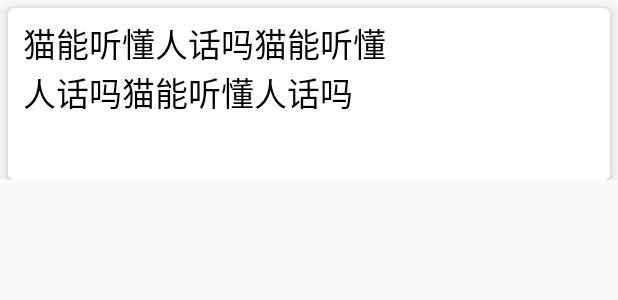
After one commit to GtLeaf/ZhiHuDaily, an Android app: the layout news_list_tem.xml on its own in the app's theme, with its tools: preview values and no code run, on a phone screen of 412 x 824 dp. The commit adds this screen. Shown: the top 300 px of the screen. Run offline under Robolectric (Android 15) with nearby library versions, the phone set to English and light mode, and no system bars.

Commit message:
首页recyclerview

```diff
--- a/app/build.gradle
+++ b/app/build.gradle
@@ -32,6 +32,7 @@ dependencies {
     implementation fileTree(include: ['*.jar'], dir: 'libs')
     implementation "org.jetbrains.kotlin:kotlin-stdlib-jre7:$kotlin_version"
     implementation 'com.android.support:appcompat-v7:27.1.1'
+    implementation 'com.android.support:cardview-v7:27.1.1'
     implementation 'com.android.support:design:27.1.1'
     implementation 'com.android.support.constraint:constraint-layout:1.1.3'
     testImplementation 'junit:junit:4.12'
--- /dev/null
+++ b/app/src/main/res/layout/news_list_tem.xml
@@ -0,0 +1,40 @@
+<?xml version="1.0" encoding="utf-8"?>
+<LinearLayout
+    xmlns:android="http://schemas.android.com/apk/res/android"
+    xmlns:app="http://schemas.android.com/apk/res-auto"
+    android:layout_width="match_parent"
+    android:layout_height="120dp"
+    android:orientation="horizontal">
+
+    <android.support.v7.widget.CardView
+        android:layout_width="match_parent"
+        android:layout_height="match_parent"
+        app:cardCornerRadius="4dp"
+        app:cardElevation="5dp"
+        android:layout_marginLeft="5dp"
+        android:layout_marginRight="5dp"
+        android:layout_marginTop="5dp">
+        <LinearLayout
+            android:layout_width="match_parent"
+            android:layout_height="match_parent"
+            android:gravity="center">
+            <TextView
+                android:id="@+id/news_item_title"
+                android:layout_width="0dp"
+                android:layout_weight="1"
+                android:layout_height="100dp"
+                android:text="猫能听懂人话吗猫能听懂人话吗猫能听懂人话吗"
+                android:textSize="22sp"
+                android:textColor="#000000"
+                android:layout_marginLeft="10dp"/>
+
+            <ImageView
+                android:id="@+id/news_item_image"
+                android:layout_width="120dp"
+                android:layout_height="100dp"
+                android:layout_marginRight="10dp"
+                android:layout_marginLeft="5dp"/>
+        </LinearLayout>
+    </android.support.v7.widget.CardView>
+
+</LinearLayout>
```
Also changed, not shown: app/src/main/java/com/cmd/hit/zhihudaily/ui/MainActivity.java (+50 -0 lines), app/src/main/java/com/cmd/hit/zhihudaily/ui/adapter/NewsAdapter.java (added, +45 -0 lines), app/src/main/java/com/cmd/hit/zhihudaily/ui/adapter/NewsHolder.java (added, +27 -0 lines), app/src/main/java/com/cmd/hit/zhihudaily/ui/bean/NewsBean.java (added, +30 -0 lines), app/src/main/java/com/cmd/hit/zhihudaily/ui/listener/BottomListener.java (added, +8 -0 lines), app/src/main/java/com/cmd/hit/zhihudaily/ui/listener/RecyclerViewScrollListener.java (added, +61 -0 lines), app/src/main/res/layout/activity_main.xml (+8 -6 lines).
